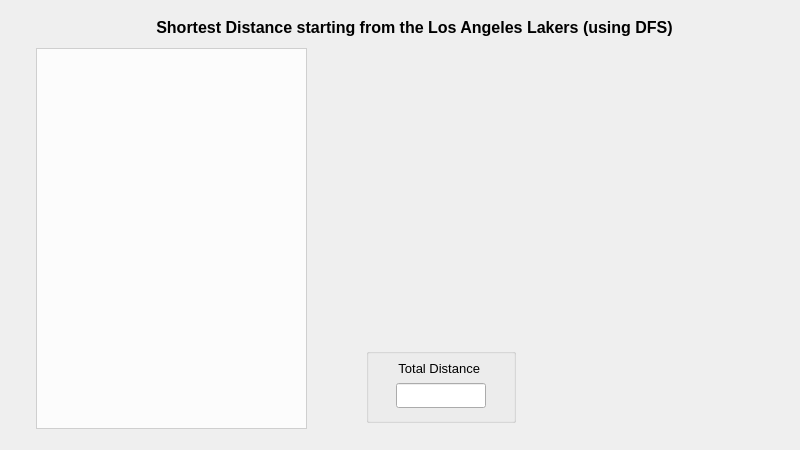
Above: TheMudkips/vdfs.ui from OwlbitCode/TheMudkips before the change. Below: the same form after it.
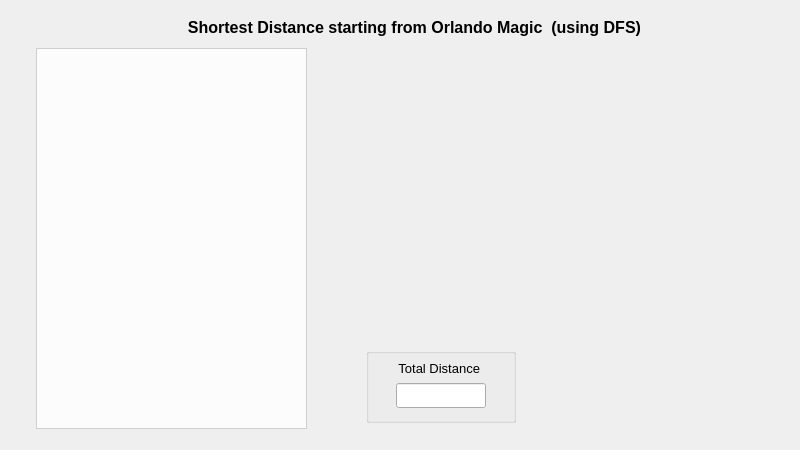
That is the form after the change.

```diff
--- a/TheMudkips/vdfs.ui
+++ b/TheMudkips/vdfs.ui
@@ -103,7 +103,7 @@
     </font>
    </property>
    <property name="text">
-    <string>Shortest Distance starting from the Los Angeles Lakers (using DFS)</string>
+    <string>Shortest Distance starting from Orlando Magic  (using DFS)</string>
    </property>
    <property name="alignment">
     <set>Qt::AlignCenter</set>
```
